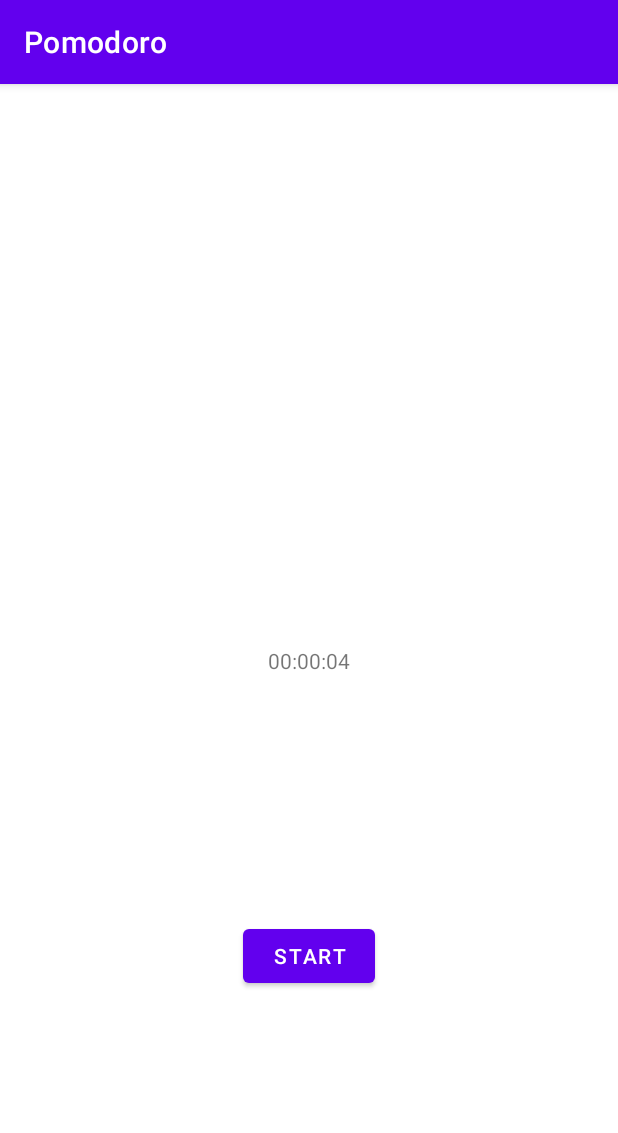
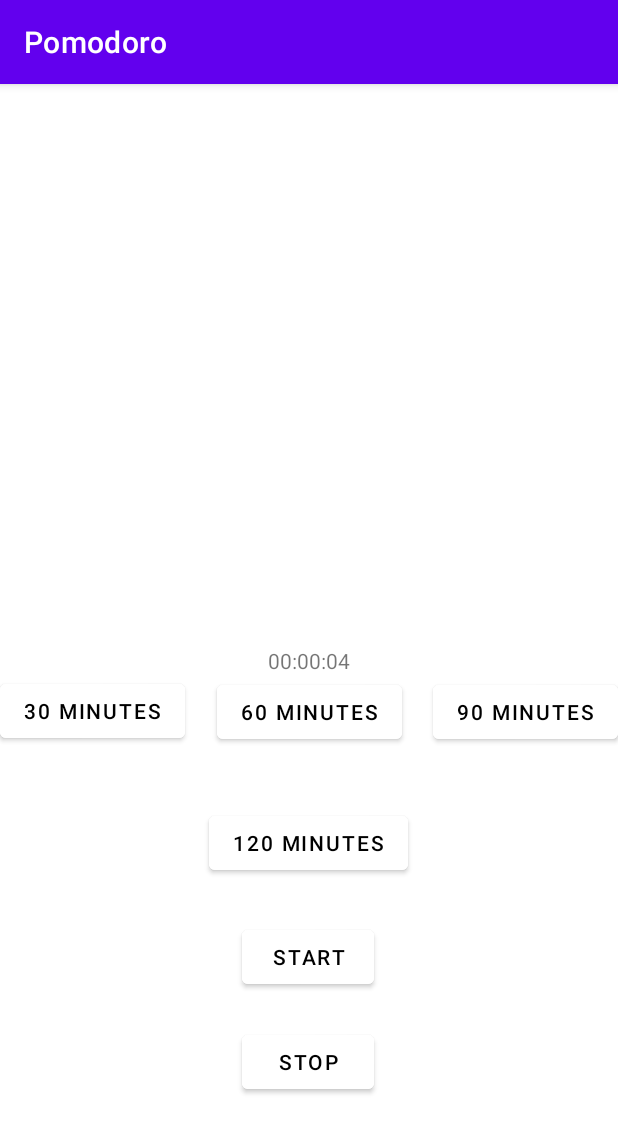
Before and after one commit to UiA-IKT-205/kaiToreSyvertsenKasa, an Android app: the screen it shows after launch (MainActivity), after a tap on "START", on a phone screen of 412 x 824 dp. Shown: the top 1133 px of the screen. Run offline under Robolectric (Android 15) with nearby library versions, the phone set to English and light mode, and no system bars.

Commit message:
Added buttons and fixed bug

```diff
--- a/Pomodoro/app/src/main/java/no/uia/ikt205/pomodoro/MainActivity.kt
+++ b/Pomodoro/app/src/main/java/no/uia/ikt205/pomodoro/MainActivity.kt
@@ -5,28 +5,95 @@ import android.os.Bundle
 import android.os.CountDownTimer
 import android.view.View
 import android.widget.Button
+import android.widget.Spinner
 import android.widget.TextView
 import android.widget.Toast
 import no.uia.ikt205.pomodoro.util.millisecondsToDescriptiveTime
 
-class MainActivity : AppCompatActivity() {
+class MainActivity  : AppCompatActivity() {
 
     lateinit var timer:CountDownTimer
+    lateinit var button30:Button
+    lateinit var button60:Button
+    lateinit var button90:Button
+    lateinit var button120:Button
     lateinit var startButton:Button
+    lateinit var stopButton:Button
+
+
     lateinit var coutdownDisplay:TextView
 
-    val timeToCountDownInMs = 5000L
+    var timeToCountDownInMs = 5000L
     val timeTicks = 1000L
+    var timeStopped = 0L
+
+    var isTimeStarted = false
 
     override fun onCreate(savedInstanceState: Bundle?) {
         super.onCreate(savedInstanceState)
         setContentView(R.layout.activity_main)
 
+        button30 = findViewById<Button>(R.id.startCountdownButton30)
+        button60 = findViewById<Button>(R.id.startCountdownButton60)
+        button90 = findViewById<Button>(R.id.startCountdownButton90)
+        button120 = findViewById<Button>(R.id.startCountdownButton120)
+
+
+
+        button30.setOnClickListener(){
+            if (!isTimeStarted){
+                timeToCountDownInMs = 30 * 60 * 1000;
+                updateCountDownDisplay(timeToCountDownInMs)
+            }
+
+        }
+        button60.setOnClickListener(){
+            if (!isTimeStarted){
+                timeToCountDownInMs = 60 * 60 * 1000;
+                updateCountDownDisplay(timeToCountDownInMs)
+            }
+
+        }
+        button90.setOnClickListener(){
+            if (!isTimeStarted){
+                timeToCountDownInMs = 90 * 60 * 1000;
+                updateCountDownDisplay(timeToCountDownInMs)
+            }
+
+        }
+        button120.setOnClickListener(){
+            if (!isTimeStarted){
+                timeToCountDownInMs = 120 * 60 * 1000;
+                updateCountDownDisplay(timeToCountDownInMs)
+            }
+
+        }
+
        startButton = findViewById<Button>(R.id.startCountdownButton)
        startButton.setOnClickListener(){
-           startCountDown(it)
+           if (isTimeStarted){
+               Toast.makeText(this@MainActivity, "Timer is running", Toast.LENGTH_SHORT).show()
+
+           }else {
+                startCountDown(it)
+
+               isTimeStarted = true;
+           }
        }
-       coutdownDisplay = findViewById<TextView>(R.id.countDownView)
+
+        stopButton = findViewById<Button>(R.id.stopCountdownButton)
+        stopButton.setOnClickListener(){
+            if (isTimeStarted){
+                timer.cancel()
+                timeToCountDownInMs = timeStopped;
+                updateCountDownDisplay(timeToCountDownInMs)
+                isTimeStarted = false;
+
+            }else {
+                Toast.makeText(this@MainActivity, "Timer is not started!", Toast.LENGTH_SHORT).show()
+            }
+        }
+        coutdownDisplay = findViewById<TextView>(R.id.countDownView)
 
     }
 
@@ -34,17 +101,21 @@ class MainActivity : AppCompatActivity() {
 
         timer = object : CountDownTimer(timeToCountDownInMs,timeTicks) {
             override fun onFinish() {
-                Toast.makeText(this@MainActivity,"Arbeidsøkt er ferdig", Toast.LENGTH_SHORT).show()
+                Toast.makeText(this@MainActivity,"Time is up!", Toast.LENGTH_SHORT).show()
+                updateCountDownDisplay(timeToCountDownInMs)
+                isTimeStarted = false
             }
 
             override fun onTick(millisUntilFinished: Long) {
                updateCountDownDisplay(millisUntilFinished)
+                timeToCountDownInMs = millisUntilFinished
             }
         }
 
         timer.start()
     }
 
+
     fun updateCountDownDisplay(timeInMs:Long){
         coutdownDisplay.text = millisecondsToDescriptiveTime(timeInMs)
     }
--- a/Pomodoro/app/src/main/res/layout/activity_main.xml
+++ b/Pomodoro/app/src/main/res/layout/activity_main.xml
@@ -20,11 +20,87 @@
         android:id="@+id/startCountdownButton"
         android:layout_width="wrap_content"
         android:layout_height="wrap_content"
+        android:backgroundTint="@color/white"
         android:text="@string/startButtonText"
+        android:textColor="@android:color/black"
+        app:layout_constraintBottom_toBottomOf="parent"
+        app:layout_constraintEnd_toEndOf="parent"
+        app:layout_constraintHorizontal_bias="0.498"
+        app:layout_constraintStart_toStartOf="parent"
+        app:layout_constraintTop_toBottomOf="@+id/countDownView"
+        app:layout_constraintVertical_bias="0.503" />
+
+    <Button
+        android:id="@+id/stopCountdownButton"
+        android:layout_width="wrap_content"
+        android:layout_height="wrap_content"
+        android:backgroundTint="@color/white"
+        android:text="@string/stopButtonText"
+        android:textColor="@android:color/black"
+        app:layout_constraintBottom_toBottomOf="parent"
+        app:layout_constraintEnd_toEndOf="parent"
+        app:layout_constraintHorizontal_bias="0.498"
+        app:layout_constraintStart_toStartOf="parent"
+        app:layout_constraintTop_toBottomOf="@+id/countDownView"
+        app:layout_constraintVertical_bias="0.717" />
+
+    <Button
+        android:id="@+id/startCountdownButton30"
+        android:layout_width="wrap_content"
+        android:layout_height="wrap_content"
+        android:backgroundTint="@color/white"
+        android:text="@string/button30Minutes"
+        android:textColor="@android:color/black"
+        app:layout_constraintBottom_toBottomOf="parent"
+        app:layout_constraintEnd_toEndOf="parent"
+        app:layout_constraintHorizontal_bias="0.0"
+        app:layout_constraintStart_toStartOf="parent"
+        app:layout_constraintTop_toBottomOf="@+id/countDownView"
+        app:layout_constraintVertical_bias="0.0" />
+
+
+    <Button
+        android:id="@+id/startCountdownButton60"
+        android:layout_width="wrap_content"
+        android:layout_height="wrap_content"
+        android:backgroundTint="@color/white"
+        android:text="@string/button60Minutes"
+        android:textColor="@android:color/black"
         app:layout_constraintBottom_toBottomOf="parent"
         app:layout_constraintEnd_toEndOf="parent"
         app:layout_constraintStart_toStartOf="parent"
-        app:layout_constraintTop_toBottomOf="@+id/countDownView" />
+        app:layout_constraintTop_toBottomOf="@+id/countDownView"
+        app:layout_constraintVertical_bias="0.003" />
+
+    <Button
+        android:id="@+id/startCountdownButton90"
+        android:layout_width="wrap_content"
+        android:layout_height="wrap_content"
+        android:backgroundTint="@color/white"
+        android:text="@string/button90Minutes"
+        android:textColor="@android:color/black"
+        app:layout_constraintBottom_toBottomOf="parent"
+        app:layout_constraintEnd_toEndOf="parent"
+        app:layout_constraintHorizontal_bias="1.0"
+        app:layout_constraintStart_toStartOf="parent"
+        app:layout_constraintTop_toBottomOf="@+id/countDownView"
+        app:layout_constraintVertical_bias="0.003" />
+
+    <Button
+        android:id="@+id/startCountdownButton120"
+        android:layout_width="wrap_content"
+        android:layout_height="wrap_content"
+        android:backgroundTint="@color/white"
+        android:text="@string/button120Minutes"
+        android:textColor="@android:color/black"
+        app:layout_constraintBottom_toBottomOf="parent"
+        app:layout_constraintEnd_toEndOf="parent"
+        app:layout_constraintHorizontal_bias="0.498"
+        app:layout_constraintStart_toStartOf="parent"
+        app:layout_constraintTop_toBottomOf="@+id/countDownView"
+        app:layout_constraintVertical_bias="0.269" />
+
+
 
 
 </androidx.constraintlayout.widget.ConstraintLayout>
--- a/Pomodoro/app/src/main/res/values/strings.xml
+++ b/Pomodoro/app/src/main/res/values/strings.xml
@@ -2,4 +2,9 @@
     <string name="app_name">Pomodoro</string>
     <string name="default_time_display">00:00:00</string>
     <string name="startButtonText">Start</string>
+    <string name="button120Minutes">120 Minutes</string>
+    <string name="button90Minutes">90 Minutes</string>
+    <string name="button60Minutes">60 Minutes</string>
+    <string name="button30Minutes">30 Minutes</string>
+    <string name="stopButtonText">Stop</string>
 </resources>
--- a/Pomodoro/build.gradle
+++ b/Pomodoro/build.gradle
@@ -6,7 +6,7 @@ buildscript {
         jcenter()
     }
     dependencies {
-        classpath "com.android.tools.build:gradle:4.2.0-beta02"
+        classpath "com.android.tools.build:gradle:4.1.1"
         classpath "org.jetbrains.kotlin:kotlin-gradle-plugin:$kotlin_version"
 
         // NOTE: Do not place your application dependencies here; they belong
```
